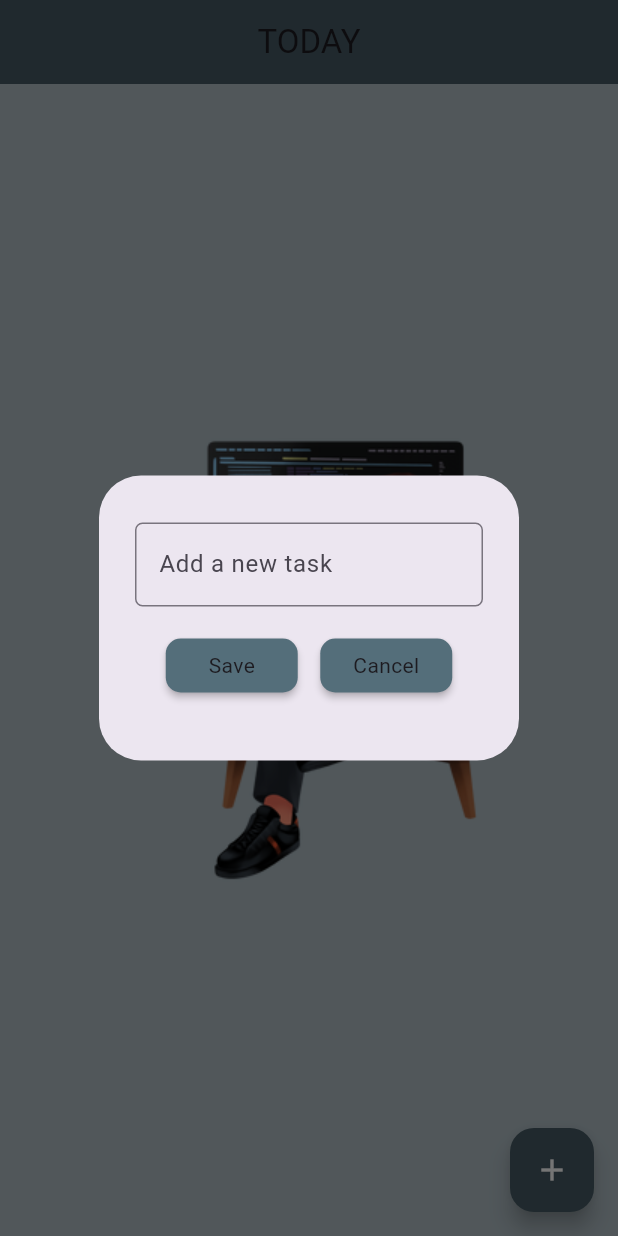
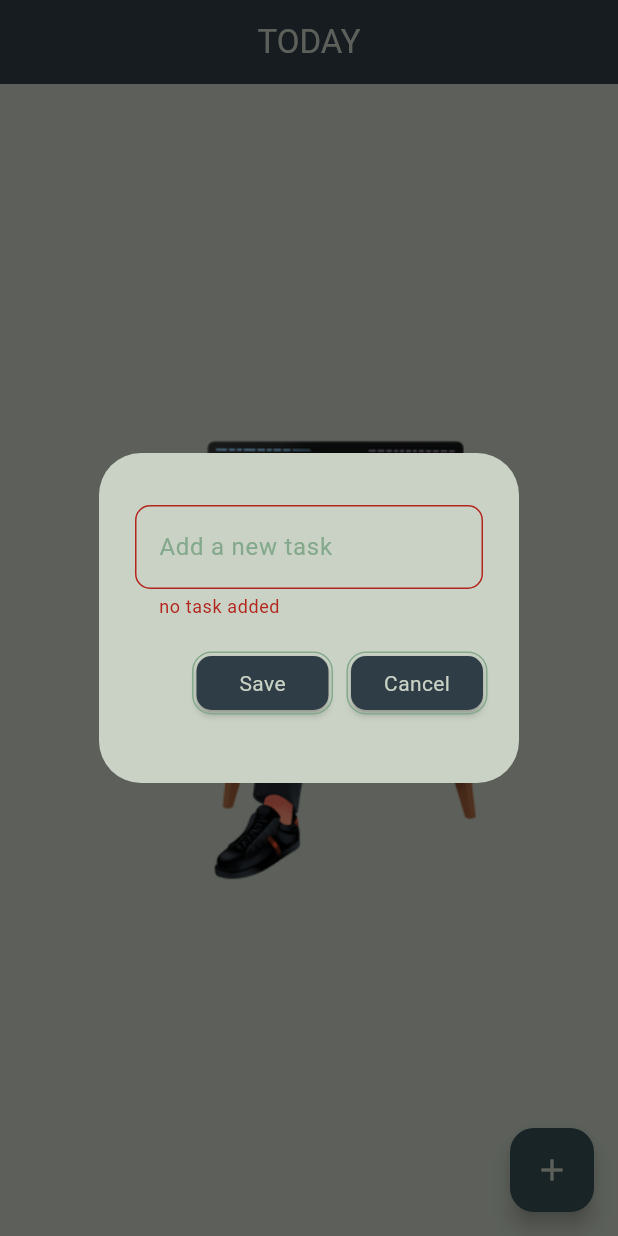
Before and after one commit to farzadseyyedzadeh/today, a Flutter app: the screen it shows after launch, after a tap on the "add" icon, on a phone screen of 412 x 824 dp. Run offline on Flutter 3.47's test engine with Material 3 defaults, Android fonts, the phone set to English and light mode, and no system bars; our stand-ins replace flutter_slidable, hive_flutter; accounts and stored records are empty.

Commit message:
colors added

```diff
--- /dev/null
+++ b/lib/constants/colors.dart
@@ -0,0 +1,9 @@
+import 'package:flutter/material.dart';
+
+class CColors {
+  Color cLight = Color.fromRGBO(202, 210, 197, 1);
+  Color cGreen = Color.fromRGBO(132, 169, 140, 1);
+  Color cGrey = Color.fromRGBO(82, 121, 111, 1);
+  Color cDarkGreyGreen = Color.fromRGBO(53, 79, 82, 1);
+  Color cDark = Color.fromRGBO(47, 62, 70, 1);
+}
--- a/lib/screens/home_screen.dart
+++ b/lib/screens/home_screen.dart
@@ -1,5 +1,6 @@
 import 'package:flutter/material.dart';
 import 'package:hive_flutter/hive_flutter.dart';
+import 'package:today/constants/colors.dart';
 import 'package:today/data/database.dart';
 import 'package:today/widgets/todo_dialog.dart';
 import 'package:today/widgets/todo_tile.dart';
@@ -64,17 +65,18 @@ class _HomeScreenState extends State<HomeScreen> {
   @override
   Widget build(BuildContext context) {
     return Scaffold(
-      backgroundColor: Colors.blueGrey.shade200,
+      backgroundColor: CColors().cLight,
       appBar: AppBar(
-        backgroundColor: Colors.blueGrey.shade700,
+        backgroundColor: CColors().cDark,
+        foregroundColor: CColors().cLight,
         title: const Text('TODAY'),
         centerTitle: true,
       ),
       floatingActionButton: FloatingActionButton(
-        backgroundColor: Colors.blueGrey.shade700,
-        foregroundColor: Colors.white,
+        backgroundColor: CColors().cDarkGreyGreen,
+        foregroundColor: CColors().cLight,
         onPressed: createNewTask,
-        child: Icon(Icons.add),
+        child: const Icon(Icons.add),
       ),
       body: db.toDoList.isEmpty
           ? Center(child: Image.asset('assets/images/no-task.png'))
--- a/lib/today.dart
+++ b/lib/today.dart
@@ -7,7 +7,7 @@ class Today extends StatelessWidget {
   @override
   Widget build(BuildContext context) {
     return const MaterialApp(
-      debugShowMaterialGrid: false,
+      debugShowCheckedModeBanner: false,
       home: HomeScreen(),
     );
   }
--- a/lib/widgets/todo_button.dart
+++ b/lib/widgets/todo_button.dart
@@ -1,4 +1,5 @@
 import 'package:flutter/material.dart';
+import 'package:today/constants/colors.dart';
 
 class TodoButton extends StatelessWidget {
   TodoButton({super.key, required this.text, required this.onPressed});
@@ -8,10 +9,15 @@ class TodoButton extends StatelessWidget {
   @override
   Widget build(BuildContext context) {
     return RawMaterialButton(
-      fillColor: Colors.blueGrey.shade600,
-      shape: RoundedRectangleBorder(borderRadius: BorderRadius.circular(10.0)),
+      fillColor: CColors().cDark,
+      shape: RoundedRectangleBorder(
+          borderRadius: BorderRadius.circular(10.0),
+          side: BorderSide(color: CColors().cGreen, strokeAlign: 5.0)),
       onPressed: onPressed,
-      child: Text(text),
+      child: Text(
+        text,
+        style: TextStyle(color: CColors().cLight),
+      ),
     );
   }
 }
--- a/lib/widgets/todo_dialog.dart
+++ b/lib/widgets/todo_dialog.dart
@@ -1,8 +1,9 @@
 import 'package:flutter/material.dart';
+import 'package:today/constants/colors.dart';
 import 'package:today/widgets/todo_button.dart';
 
 class TodoDialog extends StatelessWidget {
-  final controller;
+  final TextEditingController controller;
   VoidCallback onSave;
   VoidCallback onCancel;
   TodoDialog(
@@ -14,20 +15,24 @@ class TodoDialog extends StatelessWidget {
   @override
   Widget build(BuildContext context) {
     return AlertDialog(
+      backgroundColor: CColors().cLight,
       content: Container(
-        height: 150.0,
+        height: 180.0,
+        width: double.infinity,
         child: Column(
           mainAxisAlignment: MainAxisAlignment.spaceEvenly,
           children: [
             TextField(
               controller: controller,
               decoration: InputDecoration(
+                  errorText: controller.text.isEmpty ? 'no task added' : '',
                   hintText: 'Add a new task',
+                  hintStyle: TextStyle(color: CColors().cGreen),
                   border: OutlineInputBorder(
-                      borderRadius: BorderRadius.circular(5.0))),
+                      borderRadius: BorderRadius.circular(10.0))),
             ),
             Row(
-              mainAxisAlignment: MainAxisAlignment.center,
+              mainAxisAlignment: MainAxisAlignment.end,
               children: [
                 TodoButton(text: 'Save', onPressed: onSave),
                 const SizedBox(
--- a/lib/widgets/todo_tile.dart
+++ b/lib/widgets/todo_tile.dart
@@ -1,5 +1,6 @@
 import 'package:flutter/material.dart';
 import 'package:flutter_slidable/flutter_slidable.dart';
+import 'package:today/constants/colors.dart';
 
 class TodoTile extends StatelessWidget {
   const TodoTile(
@@ -30,7 +31,7 @@ class TodoTile extends StatelessWidget {
         ]),
         child: Container(
           decoration: BoxDecoration(
-              color: Colors.blueGrey.shade700,
+              color: CColors().cGrey,
               borderRadius:
                   const BorderRadius.only(topLeft: Radius.circular(25.0))),
           padding: const EdgeInsets.symmetric(vertical: 1.0, horizontal: 10.0),
@@ -42,6 +43,7 @@ class TodoTile extends StatelessWidget {
             title: Text(
               todoTitle,
               style: TextStyle(
+                  color: CColors().cLight,
                   decoration: isDone
                       ? TextDecoration.lineThrough
                       : TextDecoration.none),
```
